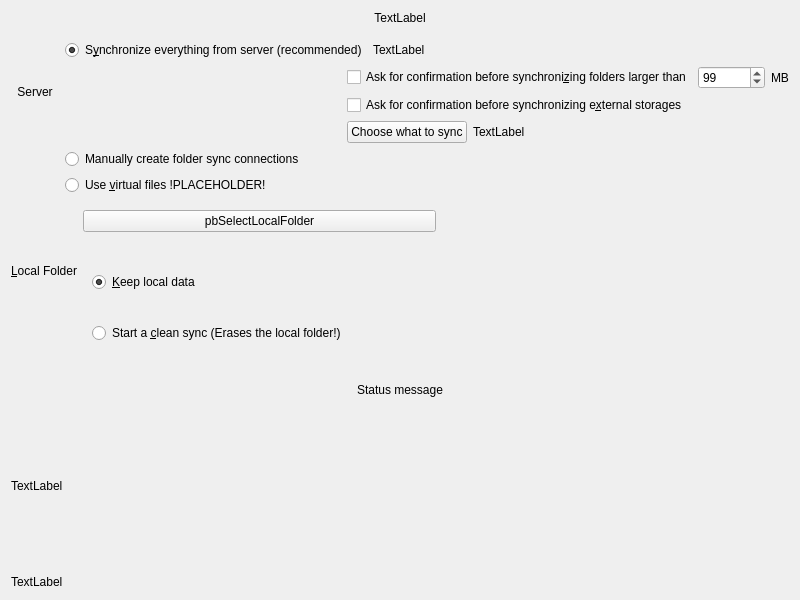
Above: src/gui/wizard/owncloudadvancedsetuppage.ui from nextcloud/desktop before the change. Below: the same form after it.
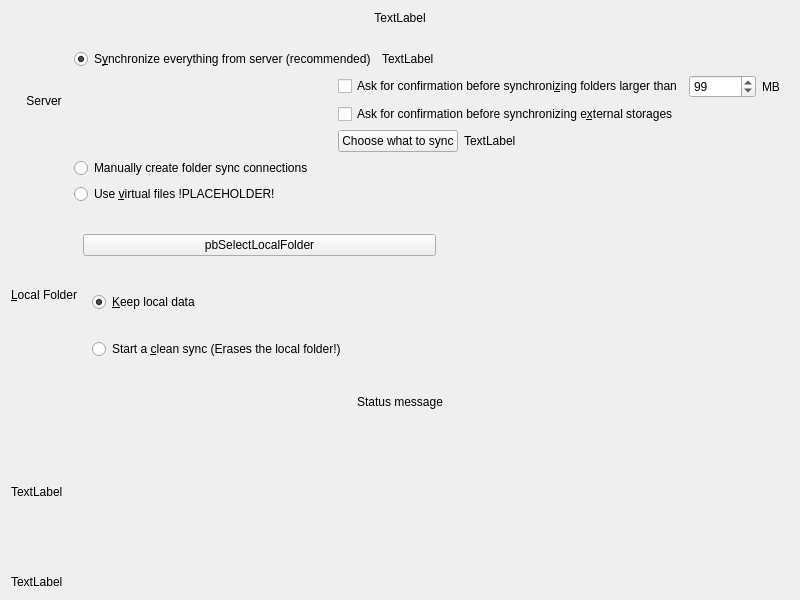
That is the form after the change. Icons and pictures are not drawn.

Commit message: Add branding option to enforce Windows VFS

Patch:
```diff
--- a/src/gui/wizard/owncloudadvancedsetuppage.ui
+++ b/src/gui/wizard/owncloudadvancedsetuppage.ui
@@ -43,6 +43,7 @@
     </widget>
    </item>
    <item>
+    <widget class="QWidget" name="syncTypeWidget" native="true">
     <layout class="QHBoxLayout" name="horizontalLayout_9">
      <item>
       <layout class="QVBoxLayout" name="verticalLayout_2">
@@ -331,6 +332,10 @@
       </widget>
      </item>
     </layout>
+    </widget>
+   </item>
+   <item>
+    <widget class="QWidget" name="widget" native="true"/>
    </item>
    <item>
     <widget class="QWidget" name="whereToSyncWidget" native="true">
@@ -525,7 +530,7 @@
         <x>0</x>
         <y>0</y>
         <width>782</width>
-        <height>165</height>
+        <height>156</height>
        </rect>
       </property>
       <property name="sizePolicy">
```
Lines whose indentation alone changed are shown as unchanged. The commit also changes 7 other files.
